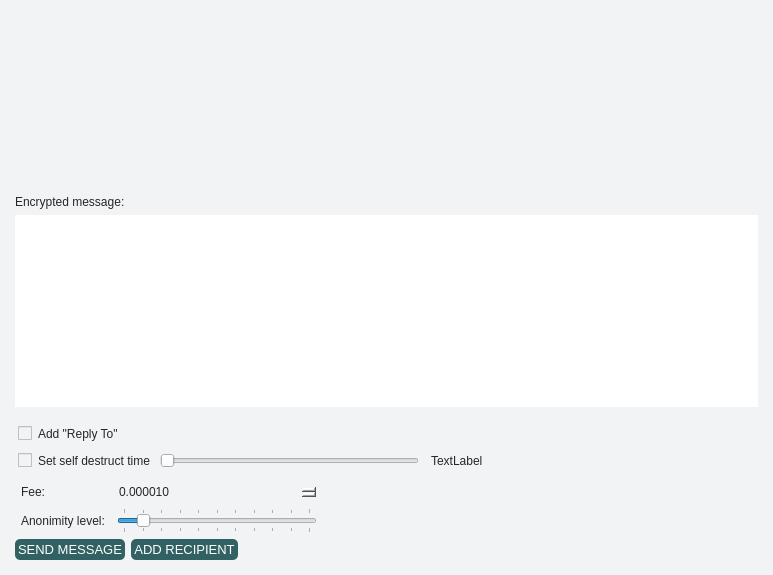
The window that src/gui/ui/sendmessageframe.ui (ConcealNetwork/conceal-desktop) describes before a commit, drawn with Qt 5.
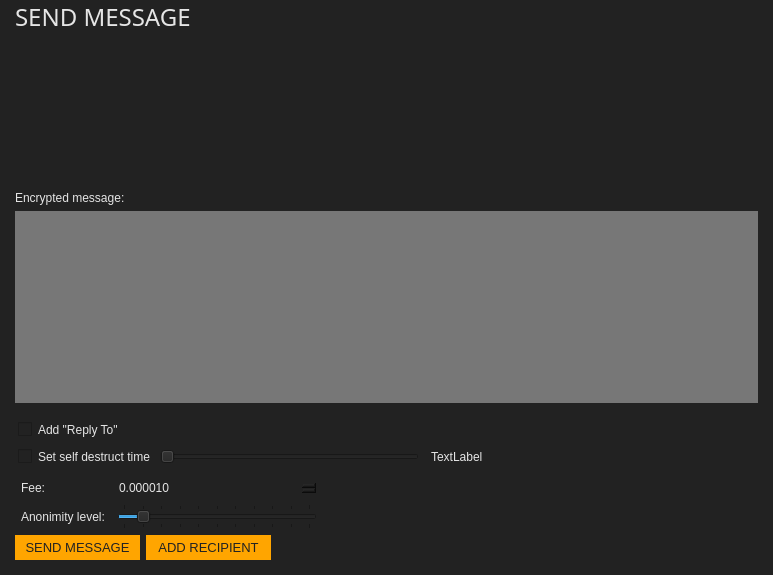
The same window after the commit.

```diff
--- a/src/gui/ui/sendmessageframe.ui
+++ b/src/gui/ui/sendmessageframe.ui
@@ -14,7 +14,7 @@
    <string>Frame</string>
   </property>
   <property name="styleSheet">
-   <string notr="true">border: 0px; background-color: #F1F3F5; color: #262626;</string>
+   <string notr="true">border: 0px; background-color: #222; color: #e5e5e5;</string>
   </property>
   <property name="frameShape">
    <enum>QFrame::NoFrame</enum>
@@ -27,7 +27,7 @@
     <number>15</number>
    </property>
    <property name="topMargin">
-    <number>15</number>
+    <number>0</number>
    </property>
    <property name="rightMargin">
     <number>15</number>
@@ -35,6 +35,19 @@
    <property name="bottomMargin">
     <number>15</number>
    </property>
+   <item>
+    <widget class="QLabel" name="label">
+     <property name="font">
+      <font>
+       <family>Oswald</family>
+       <pointsize>18</pointsize>
+      </font>
+     </property>
+     <property name="text">
+      <string>SEND MESSAGE</string>
+     </property>
+    </widget>
+   </item>
    <item>
     <widget class="QScrollArea" name="m_messageAddressScrollArea">
      <property name="frameShape">
@@ -49,7 +62,7 @@
         <x>0</x>
         <y>0</y>
         <width>743</width>
-        <height>150</height>
+        <height>127</height>
        </rect>
       </property>
       <layout class="QVBoxLayout" name="m_addressesLayout">
@@ -107,7 +120,7 @@
       </font>
      </property>
      <property name="styleSheet">
-      <string notr="true">background-color: #fff;</string>
+      <string notr="true">background-color: #777; color: #e5e5e5;</string>
      </property>
      <property name="html">
       <string notr="true">&lt;!DOCTYPE HTML PUBLIC &quot;-//W3C//DTD HTML 4.0//EN&quot; &quot;http://www.w3.org/TR/REC-html40/strict.dtd&quot;&gt;
@@ -373,8 +386,8 @@
       <widget class="QPushButton" name="m_sendButton">
        <property name="minimumSize">
         <size>
-         <width>100</width>
-         <height>0</height>
+         <width>125</width>
+         <height>25</height>
         </size>
        </property>
        <property name="font">
@@ -384,7 +397,7 @@
         </font>
        </property>
        <property name="styleSheet">
-        <string notr="true">background-color: #316162; color: #fff; border-radius: 5px; padding: 3px;</string>
+        <string notr="true">color: #222; border-radius: 0px; border: 0px solid; background-color: orange;</string>
        </property>
        <property name="text">
         <string>SEND MESSAGE</string>
@@ -395,8 +408,8 @@
       <widget class="QPushButton" name="m_addRecipientButton">
        <property name="minimumSize">
         <size>
-         <width>100</width>
-         <height>0</height>
+         <width>125</width>
+         <height>25</height>
         </size>
        </property>
        <property name="font">
@@ -406,7 +419,7 @@
         </font>
        </property>
        <property name="styleSheet">
-        <string notr="true">background-color: #316162; color: #fff; border-radius: 5px; padding: 3px;</string>
+        <string notr="true">color: #222; border-radius: 0px; border: 0px solid; background-color: orange;</string>
        </property>
        <property name="text">
         <string>ADD RECIPIENT</string>
```
